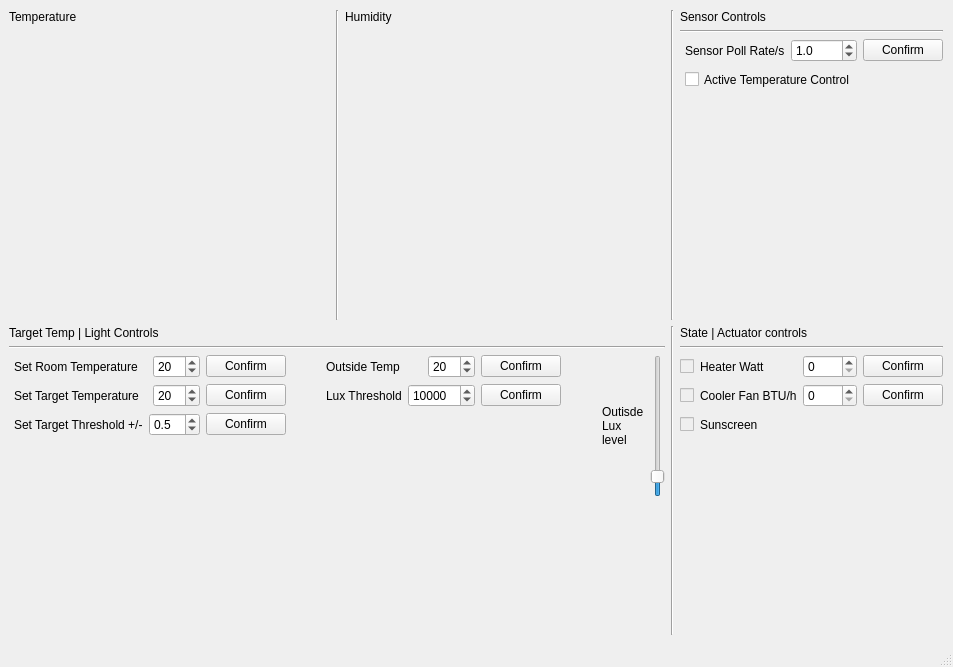
Qt form gui.ui (KingPungy/ATP_Room_Sim) before a commit.
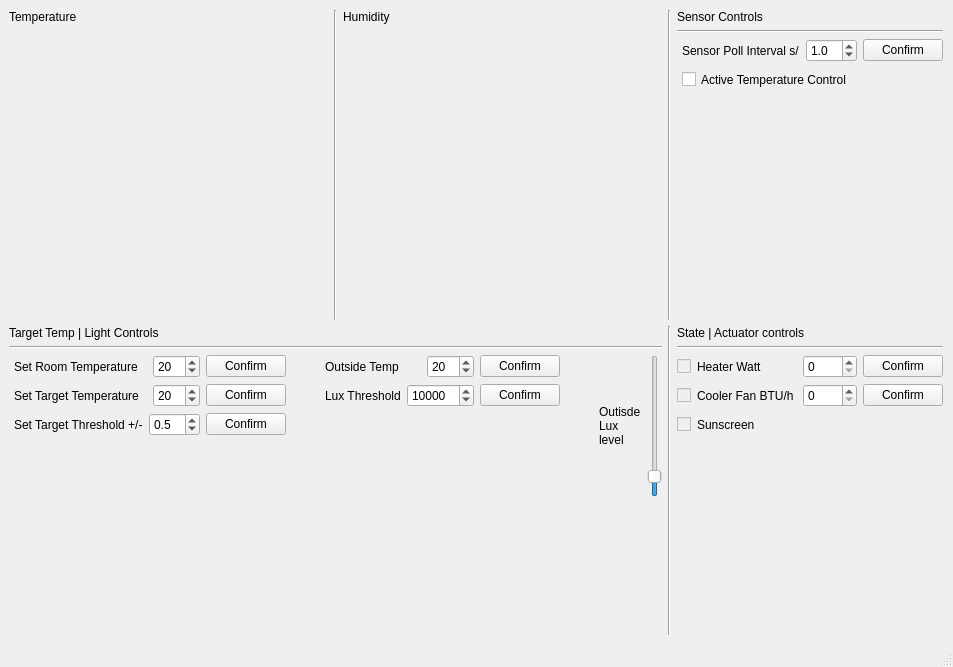
The same form after that commit.

Commit message: fixed active to passive control error and renamed pollrate to interval and its function reflects that namechange

```diff
--- a/gui.ui
+++ b/gui.ui
@@ -57,7 +57,7 @@
         <item>
          <widget class="QLabel" name="label_10">
           <property name="text">
-           <string>Sensor Poll Rate/s</string>
+           <string>Sensor Poll Interval s/</string>
           </property>
          </widget>
         </item>
@@ -66,8 +66,11 @@
           <property name="decimals">
            <number>1</number>
           </property>
+          <property name="minimum">
+           <double>0.100000000000000</double>
+          </property>
           <property name="maximum">
-           <double>10.000000000000000</double>
+           <double>60.000000000000000</double>
           </property>
           <property name="singleStep">
            <double>0.500000000000000</double>
```
Left out of the diff: 8 changed lines with no effect on the pictures. The commit also changes 3 other files.
